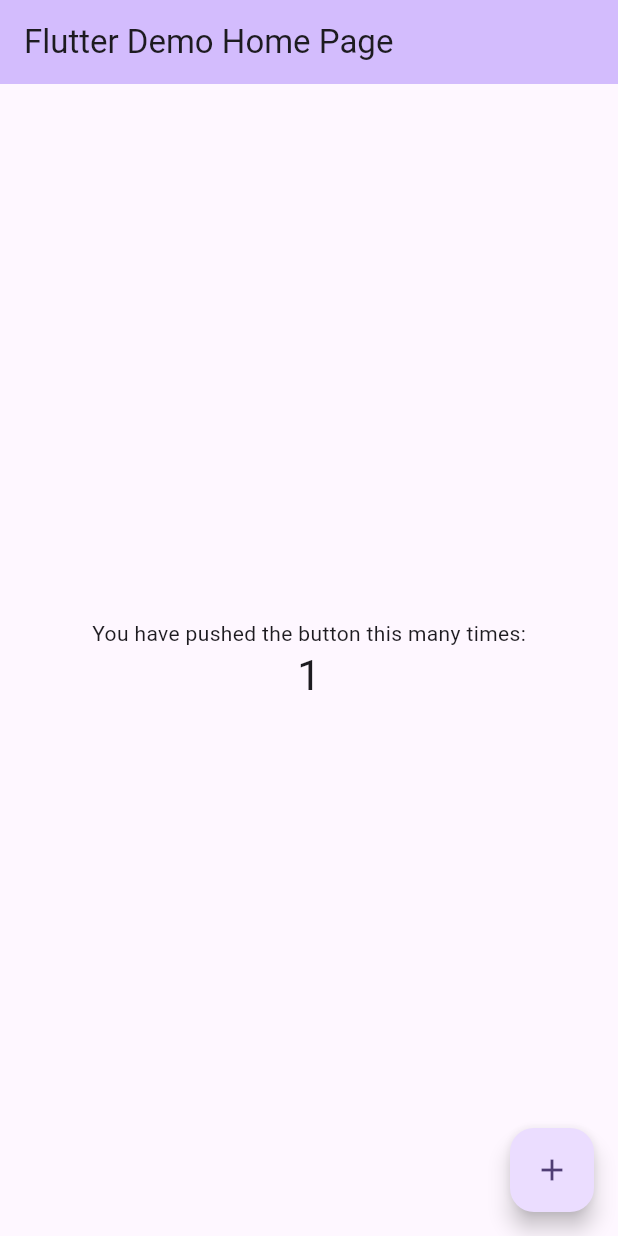
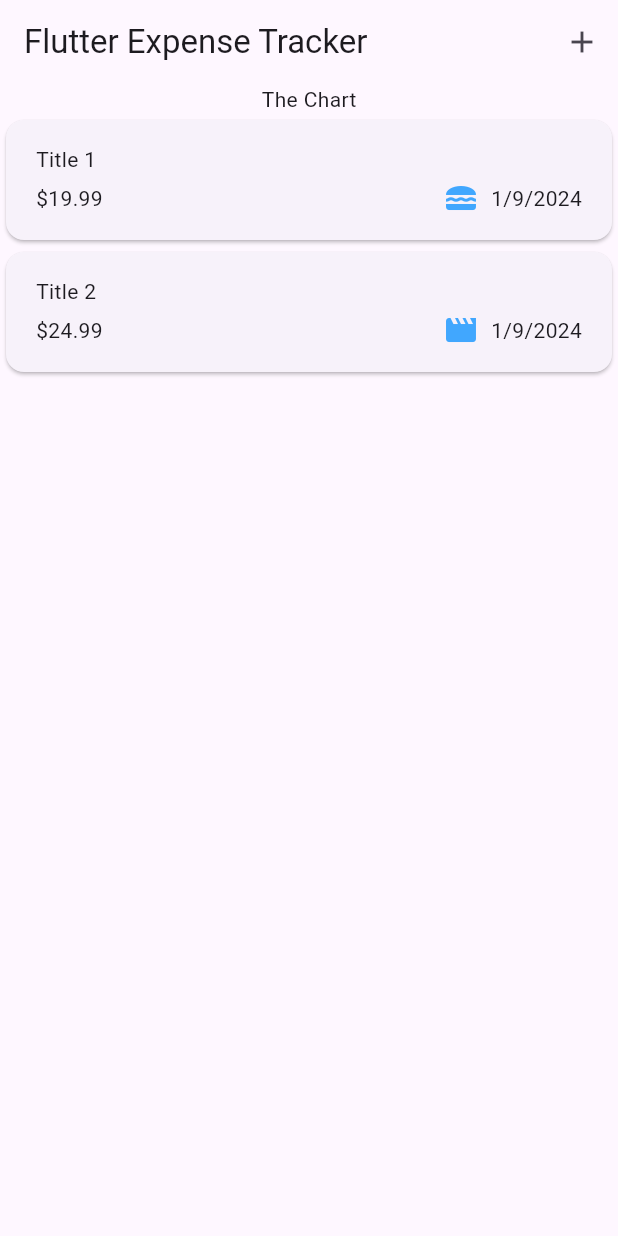
Before and after one commit to moharoon11/flutter_expense_tracker, a Flutter app: the screen it shows after launch, after a tap on the "add" icon, on a phone screen of 412 x 824 dp. Run offline on Flutter 3.47's test engine with Material 3 defaults, Android fonts, the phone set to English and light mode, and no system bars.

Commit message:
expense.dart finished

```diff
--- /dev/null
+++ b/lib/expense_item.dart
@@ -0,0 +1,40 @@
+import 'package:flutter/material.dart';
+
+import 'package:expense_tracker/model/expense.dart';
+
+class ExpenseItem extends StatelessWidget {
+  const ExpenseItem(this.expense, {super.key});
+
+  final Expense expense;
+
+  @override
+  Widget build(BuildContext context) {
+    return Card(
+      child: Padding(
+        padding: const EdgeInsets.symmetric(vertical: 16, horizontal: 20),
+        child: Column(crossAxisAlignment: CrossAxisAlignment.start, children: [
+          Text(
+            expense.title,
+          ),
+          const SizedBox(height: 4),
+          Row(
+            children: [
+              Text('\$${expense.amount.toStringAsFixed(2)}'),
+              const Spacer(),
+              Row(
+                children: [
+                  Icon(
+                    categoryIcons[expense.category],
+                    color: const Color.fromARGB(201, 16, 147, 255),
+                  ),
+                  const SizedBox(width: 8),
+                  Text(expense.formattedDate)
+                ],
+              )
+            ],
+          ),
+        ]),
+      ),
+    );
+  }
+}
--- /dev/null
+++ b/lib/expense_list.dart
@@ -0,0 +1,17 @@
+import 'package:flutter/material.dart';
+import 'package:expense_tracker/model/expense.dart';
+import 'package:expense_tracker/expense_item.dart';
+
+class ExpenseList extends StatelessWidget {
+  const ExpenseList(this.registeredExpenses, {super.key});
+
+  final List<Expense> registeredExpenses;
+
+  @override
+  Widget build(BuildContext context) {
+    return ListView.builder(
+      itemCount: registeredExpenses.length,
+      itemBuilder: (context, index) => ExpenseItem(registeredExpenses[index]),
+    );
+  }
+}
--- /dev/null
+++ b/lib/expenses.dart
@@ -0,0 +1,45 @@
+import 'package:expense_tracker/expense_list.dart';
+import 'package:flutter/material.dart';
+import 'package:expense_tracker/model/expense.dart';
+
+class Expenses extends StatelessWidget {
+  Expenses({super.key});
+
+  final List<Expense> _registeredExpenses = [
+    Expense(
+      title: 'Title 1',
+      amount: 19.99,
+      date: DateTime.now(),
+      category: Category.food,
+    ),
+    Expense(
+      title: 'Title 2',
+      amount: 24.99,
+      date: DateTime.now(),
+      category: Category.leisure,
+    )
+  ];
+
+  @override
+  Widget build(BuildContext context) {
+    return Scaffold(
+      appBar: AppBar(
+        title: const Text('Flutter Expense Tracker'),
+        actions: [
+          IconButton(
+            icon: const Icon(Icons.add),
+            onPressed: () {},
+          ),
+        ],
+      ),
+      body: Column(
+        children: [
+          const Text('The Chart'),
+          Expanded(
+            child: ExpenseList(_registeredExpenses),
+          ),
+        ],
+      ),
+    );
+  }
+}
--- a/lib/main.dart
+++ b/lib/main.dart
@@ -1,125 +1,8 @@
+import 'package:expense_tracker/expenses.dart';
 import 'package:flutter/material.dart';
 
 void main() {
-  runApp(const MyApp());
+  runApp(MaterialApp(
+    home: Expenses(),
+  ));
 }
-
-class MyApp extends StatelessWidget {
-  const MyApp({super.key});
-
-  // This widget is the root of your application.
-  @override
-  Widget build(BuildContext context) {
-    return MaterialApp(
-      title: 'Flutter Demo',
-      theme: ThemeData(
-        // This is the theme of your application.
-        //
-        // TRY THIS: Try running your application with "flutter run". You'll see
-        // the application has a purple toolbar. Then, without quitting the app,
-        // try changing the seedColor in the colorScheme below to Colors.green
-        // and then invoke "hot reload" (save your changes or press the "hot
-        // reload" button in a Flutter-supported IDE, or press "r" if you used
-        // the command line to start the app).
-        //
-        // Notice that the counter didn't reset back to zero; the application
-        // state is not lost during the reload. To reset the state, use hot
-        // restart instead.
-        //
-        // This works for code too, not just values: Most code changes can be
-        // tested with just a hot reload.
-        colorScheme: ColorScheme.fromSeed(seedColor: Colors.deepPurple),
-        useMaterial3: true,
-      ),
-      home: const MyHomePage(title: 'Flutter Demo Home Page'),
-    );
-  }
-}
-
-class MyHomePage extends StatefulWidget {
-  const MyHomePage({super.key, required this.title});
-
-  // This widget is the home page of your application. It is stateful, meaning
-  // that it has a State object (defined below) that contains fields that affect
-  // how it looks.
-
-  // This class is the configuration for the state. It holds the values (in this
-  // case the title) provided by the parent (in this case the App widget) and
-  // used by the build method of the State. Fields in a Widget subclass are
-  // always marked "final".
-
-  final String title;
-
-  @override
-  State<MyHomePage> createState() => _MyHomePageState();
-}
-
-class _MyHomePageState extends State<MyHomePage> {
-  int _counter = 0;
-
-  void _incrementCounter() {
-    setState(() {
-      // This call to setState tells the Flutter framework that something has
-      // changed in this State, which causes it to rerun the build method below
-      // so that the display can reflect the updated values. If we changed
-      // _counter without calling setState(), then the build method would not be
-      // called again, and so nothing would appear to happen.
-      _counter++;
-    });
-  }
-
-  @override
-  Widget build(BuildContext context) {
-    // This method is rerun every time setState is called, for instance as done
-    // by the _incrementCounter method above.
-    //
-    // The Flutter framework has been optimized to make rerunning build methods
-    // fast, so that you can just rebuild anything that needs updating rather
-    // than having to individually change instances of widgets.
-    return Scaffold(
-      appBar: AppBar(
-        // TRY THIS: Try changing the color here to a specific color (to
-        // Colors.amber, perhaps?) and trigger a hot reload to see the AppBar
-        // change color while the other colors stay the same.
-        backgroundColor: Theme.of(context).colorScheme.inversePrimary,
-        // Here we take the value from the MyHomePage object that was created by
-        // the App.build method, and use it to set our appbar title.
-        title: Text(widget.title),
-      ),
-      body: Center(
-        // Center is a layout widget. It takes a single child and positions it
-        // in the middle of the parent.
-        child: Column(
-          // Column is also a layout widget. It takes a list of children and
-          // arranges them vertically. By default, it sizes itself to fit its
-          // children horizontally, and tries to be as tall as its parent.
-          //
-          // Column has various properties to control how it sizes itself and
-          // how it positions its children. Here we use mainAxisAlignment to
-          // center the children vertically; the main axis here is the vertical
-          // axis because Columns are vertical (the cross axis would be
-          // horizontal).
-          //
-          // TRY THIS: Invoke "debug painting" (choose the "Toggle Debug Paint"
-          // action in the IDE, or press "p" in the console), to see the
-          // wireframe for each widget.
-          mainAxisAlignment: MainAxisAlignment.center,
-          children: <Widget>[
-            const Text(
-              'You have pushed the button this many times:',
-            ),
-            Text(
-              '$_counter',
-              style: Theme.of(context).textTheme.headlineMedium,
-            ),
-          ],
-        ),
-      ),
-      floatingActionButton: FloatingActionButton(
-        onPressed: _incrementCounter,
-        tooltip: 'Increment',
-        child: const Icon(Icons.add),
-      ), // This trailing comma makes auto-formatting nicer for build methods.
-    );
-  }
-}
--- /dev/null
+++ b/lib/model/expense.dart
@@ -0,0 +1,34 @@
+import 'package:flutter/material.dart';
+import 'package:uuid/uuid.dart';
+import 'package:intl/intl.dart';
+
+enum Category { food, travel, leisure, work }
+
+final formatter = DateFormat.yMd();
+const uuid = Uuid();
+
+final categoryIcons = {
+  Category.food: Icons.lunch_dining,
+  Category.travel: Icons.flight_takeoff,
+  Category.leisure: Icons.movie,
+  Category.work: Icons.work
+};
+
+class Expense {
+  Expense({
+    required this.title,
+    required this.amount,
+    required this.date,
+    required this.category,
+  }) : id = uuid.v4();
+
+  final String id;
+  final String title;
+  final double amount;
+  final DateTime date;
+  final Category category;
+
+  String get formattedDate {
+    return formatter.format(date);
+  }
+}
--- a/pubspec.yaml
+++ b/pubspec.yaml
@@ -35,6 +35,9 @@ dependencies:
   # The following adds the Cupertino Icons font to your application.
   # Use with the CupertinoIcons class for iOS style icons.
   cupertino_icons: ^1.0.2
+  intl: ^0.19.0
+  uuid: ^4.2.2
+
 
 dev_dependencies:
   flutter_test:
```
Also changed, not shown: pubspec.lock.
